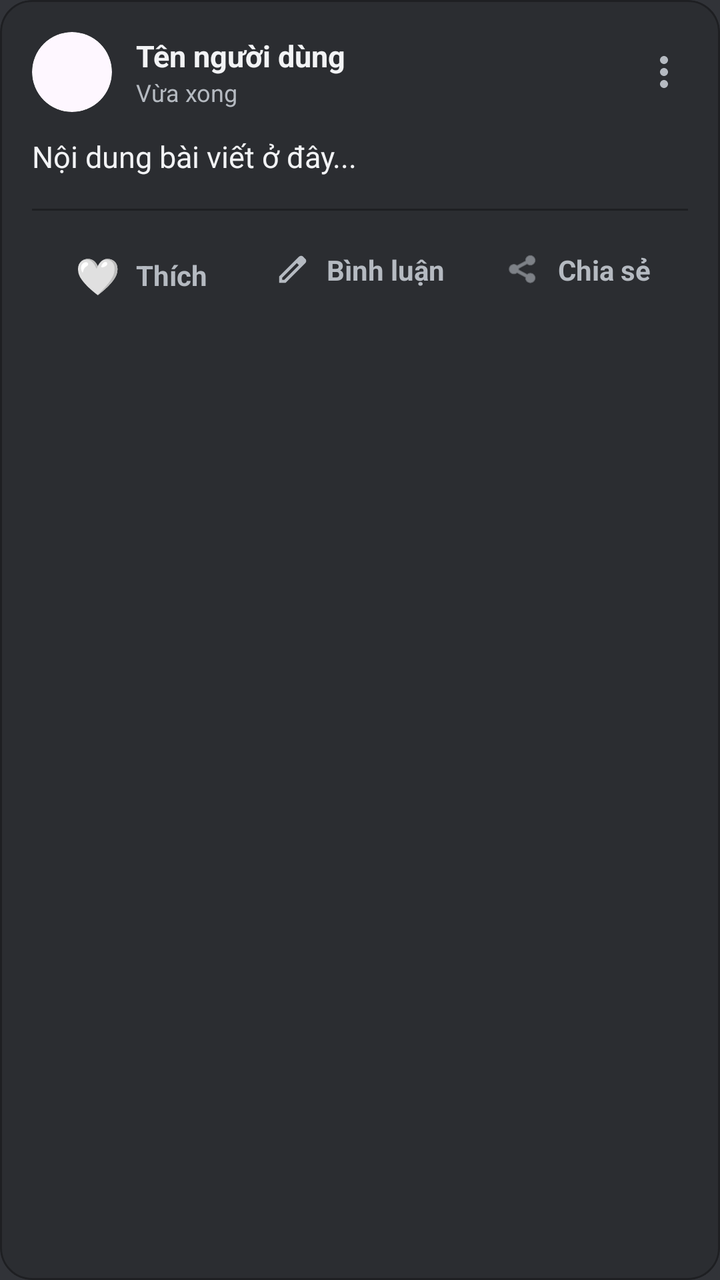
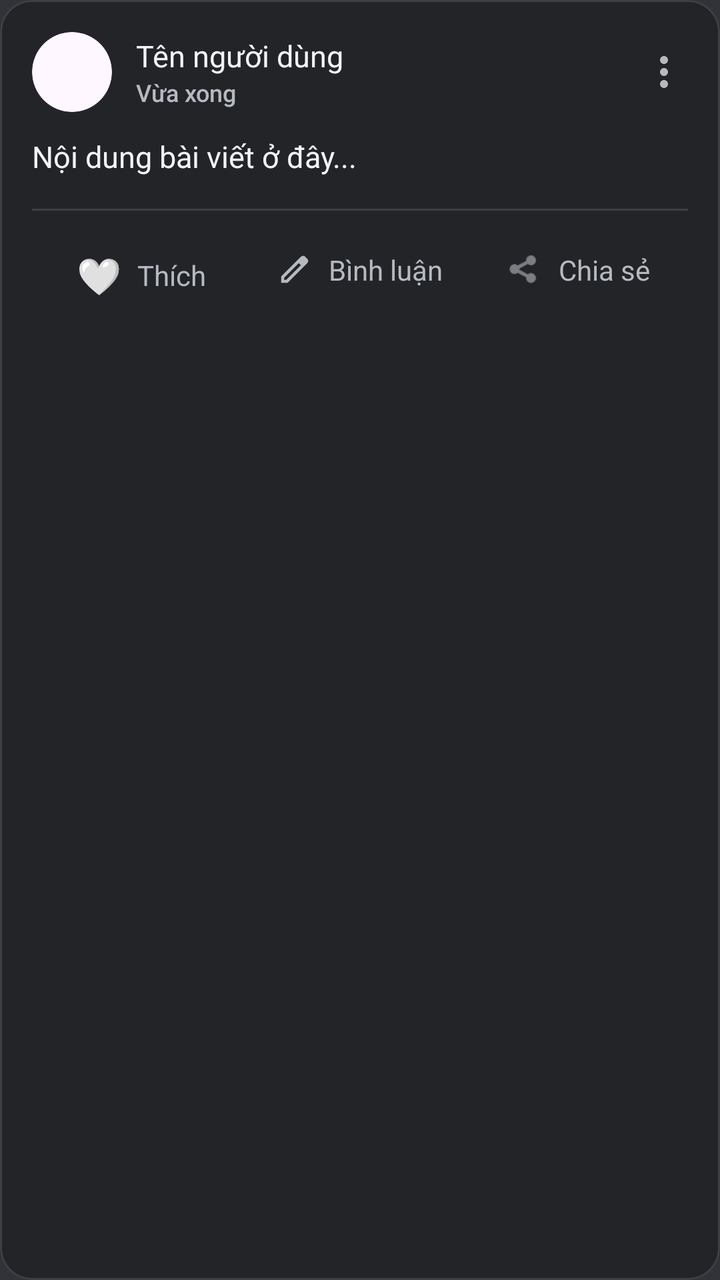

An Android layout rendered at two revisions. The XML below is the earlier revision; the diff shows what the commit changed to produce the second picture.
<!-- AndroidManifest.xml: application theme Theme.SE114_CallingSystem -->
<!-- res/layout/item_post.xml -->
<?xml version="1.0" encoding="utf-8"?>
<com.google.android.material.card.MaterialCardView xmlns:android="http://schemas.android.com/apk/res/android"
    xmlns:app="http://schemas.android.com/apk/res-auto"
    android:layout_width="match_parent"
    android:layout_height="wrap_content"
    android:layout_marginHorizontal="12dp"
    android:layout_marginTop="12dp"
    app:cardBackgroundColor="@color/bg_secondary"
    app:cardCornerRadius="16dp"
    app:cardElevation="0dp"
    app:strokeColor="@color/bg_tertiary"
    app:strokeWidth="1dp">

    <LinearLayout
        android:layout_width="match_parent"
        android:layout_height="wrap_content"
        android:orientation="vertical"
        android:padding="16dp">

        
        <LinearLayout
            android:layout_width="match_parent"
            android:layout_height="wrap_content"
            android:gravity="center_vertical"
            android:orientation="horizontal">

            <com.google.android.material.card.MaterialCardView
                android:layout_width="40dp"
                android:layout_height="40dp"
                app:cardCornerRadius="20dp"
                app:cardElevation="0dp"
                app:strokeWidth="0dp">
                
                <ImageView
                    android:id="@+id/ivAuthorAvatar"
                    android:layout_width="match_parent"
                    android:layout_height="match_parent"
                    android:scaleType="centerCrop" />
            </com.google.android.material.card.MaterialCardView>

            <LinearLayout
                android:layout_width="0dp"
                android:layout_height="wrap_content"
                android:layout_marginStart="12dp"
                android:layout_weight="1"
                android:orientation="vertical">

                <TextView
                    android:id="@+id/tvAuthorName"
                    android:layout_width="wrap_content"
                    android:layout_height="wrap_content"
                    android:text="Tên người dùng"
                    android:textColor="@color/text_primary"
                    android:textSize="15sp"
                    android:textStyle="bold" />

                <TextView
                    android:id="@+id/tvTimestamp"
                    android:layout_width="wrap_content"
                    android:layout_height="wrap_content"
                    android:text="Vừa xong"
                    android:textColor="@color/text_secondary"
                    android:textSize="12sp" />
            </LinearLayout>

            
            <ImageView
                android:id="@+id/btnOptions"
                android:layout_width="24dp"
                android:layout_height="24dp"
                android:background="?attr/selectableItemBackgroundBorderless"
                android:src="@drawable/icon_more_vert"
                app:tint="@color/text_secondary" />

        </LinearLayout>

        
        <TextView
            android:id="@+id/tvContent"
            android:layout_width="match_parent"
            android:layout_height="wrap_content"
            android:layout_marginTop="12dp"
            android:text="Nội dung bài viết ở đây..."
            android:textColor="@color/text_primary"
            android:textSize="15sp" />

        
        <com.google.android.material.card.MaterialCardView
            android:id="@+id/mediaContainer"
            android:layout_width="match_parent"
            android:layout_height="wrap_content"
            android:layout_marginTop="12dp"
            android:visibility="gone"
            app:cardCornerRadius="12dp"
            app:cardElevation="0dp"
            app:strokeWidth="0dp">

            <ImageView
                android:id="@+id/ivPostImage"
                android:layout_width="match_parent"
                android:layout_height="200dp"
                android:scaleType="centerCrop"
                android:visibility="gone" />

            
            <ImageView
                android:id="@+id/ivPlayVideo"
                android:layout_width="48dp"
                android:layout_height="48dp"
                android:layout_gravity="center"
                android:src="@android:drawable/ic_media_play"
                android:visibility="gone"
                app:tint="@android:color/white" />
        </com.google.android.material.card.MaterialCardView>

        
        <View
            android:layout_width="match_parent"
            android:layout_height="1dp"
            android:layout_marginTop="16dp"
            android:background="@color/bg_tertiary" />

        
        <LinearLayout
            android:layout_width="match_parent"
            android:layout_height="wrap_content"
            android:layout_marginTop="12dp"
            android:orientation="horizontal">

            
            <LinearLayout
                android:id="@+id/btnLike"
                android:layout_width="0dp"
                android:layout_height="wrap_content"
                android:layout_weight="1"
                android:background="?attr/selectableItemBackground"
                android:gravity="center"
                android:orientation="horizontal"
                android:padding="8dp">

                <TextView
                    android:id="@+id/tvLikeIcon"
                    android:layout_width="wrap_content"
                    android:layout_height="wrap_content"
                    android:text="🤍"
                    android:textSize="18sp" />

                <TextView
                    android:id="@+id/tvLikeCount"
                    android:layout_width="wrap_content"
                    android:layout_height="wrap_content"
                    android:layout_marginStart="8dp"
                    android:text="Thích"
                    android:textColor="@color/text_secondary"
                    android:textSize="14sp"
                    android:textStyle="bold" />
            </LinearLayout>

            
            <LinearLayout
                android:id="@+id/btnComment"
                android:layout_width="0dp"
                android:layout_height="wrap_content"
                android:layout_weight="1"
                android:background="?attr/selectableItemBackground"
                android:gravity="center"
                android:orientation="horizontal"
                android:padding="8dp">

                <ImageView
                    android:layout_width="18dp"
                    android:layout_height="18dp"
                    android:src="@drawable/icon_edit"
                    app:tint="@color/text_secondary" />

                <TextView
                    android:id="@+id/tvCommentCount"
                    android:layout_width="wrap_content"
                    android:layout_height="wrap_content"
                    android:layout_marginStart="8dp"
                    android:text="Bình luận"
                    android:textColor="@color/text_secondary"
                    android:textSize="14sp"
                    android:textStyle="bold" />
            </LinearLayout>

            
            <LinearLayout
                android:id="@+id/btnShare"
                android:layout_width="0dp"
                android:layout_height="wrap_content"
                android:layout_weight="1"
                android:background="?attr/selectableItemBackground"
                android:gravity="center"
                android:orientation="horizontal"
                android:padding="8dp">

                <ImageView
                    android:layout_width="18dp"
                    android:layout_height="18dp"
                    android:src="@android:drawable/ic_menu_share"
                    app:tint="@color/text_secondary" />

                <TextView
                    android:layout_width="wrap_content"
                    android:layout_height="wrap_content"
                    android:layout_marginStart="8dp"
                    android:text="Chia sẻ"
                    android:textColor="@color/text_secondary"
                    android:textSize="14sp"
                    android:textStyle="bold" />
            </LinearLayout>

        </LinearLayout>
    </LinearLayout>
</com.google.android.material.card.MaterialCardView>
<!-- resources referenced by this layout -->
<resources>
  <color name="bg_secondary">@color/discord_dark_alt</color>
  <color name="bg_tertiary">@color/discord_dark_deep</color>
  <color name="text_primary">@color/discord_text_primary</color>
  <color name="text_secondary">@color/discord_text_secondary</color>
  <!-- drawable icon_edit (drawable) -->
  <vector xmlns:android="http://schemas.android.com/apk/res/android"
      android:width="24dp"
      android:height="24dp"
      android:viewportWidth="960"
      android:viewportHeight="960">
    <path
        android:pathData="M200,760h57l391,-391 -57,-57 -391,391v57ZM120,840v-170l528,-527q12,-11 26.5,-17t30.5,-6q16,0 31,6t26,18l55,56q12,11 17.5,26t5.5,30q0,16 -5.5,30.5T817,313L290,840L120,840ZM760,256 L704,200 760,256ZM619,341 L591,312 648,369 619,341Z"
        android:fillColor="#000000"/>
  </vector>
  <!-- drawable icon_more_vert (drawable) -->
  <?xml version="1.0" encoding="utf-8"?>
  <vector xmlns:android="http://schemas.android.com/apk/res/android"
      android:width="24dp"
      android:height="24dp"
      android:viewportWidth="24"
      android:viewportHeight="24">
    <path
        android:fillColor="#FFFFFF"
        android:pathData="M12,8c1.1,0 2,-0.9 2,-2s-0.9,-2 -2,-2 -2,0.9 -2,2 0.9,2 2,2zM12,10c-1.1,0 -2,0.9 -2,2s0.9,2 2,2 2,-0.9 2,-2 -0.9,-2 -2,-2zM12,16c-1.1,0 -2,0.9 -2,2s0.9,2 2,2 2,-0.9 2,-2 -0.9,-2 -2,-2z"/>
  </vector>
  <style name="Theme.SE114_CallingSystem" parent="Base.Theme.SE114_CallingSystem" />
  <color name="discord_dark_alt">#2B2D31</color>
  <color name="discord_dark_deep">#1E1F22</color>
  <color name="discord_text_primary">#F2F3F5</color>
  <color name="discord_text_secondary">#B5BAC1</color>
  <style name="Base.Theme.SE114_CallingSystem" parent="Theme.Material3.DayNight.NoActionBar">
          <item name="colorPrimary">@color/accent</item>
          <item name="colorOnPrimary">@color/text_on_accent</item>
          <item name="colorSecondary">@color/accent_light</item>
          <item name="android:windowBackground">@color/bg_primary</item>
          <item name="android:statusBarColor">@color/bg_primary</item>
          <item name="android:navigationBarColor">@color/bg_primary</item>
      </style>
  <color name="accent">@color/discord_blurple</color>
  <color name="text_on_accent">#FFFFFF</color>
  <color name="accent_light">#7A85F5</color>
  <color name="bg_primary">@color/discord_dark_base</color>
  <color name="discord_blurple">#5865F2</color>
  <color name="discord_dark_base">#313338</color>
</resources>

<!-- the commit's change to res/layout/item_post.xml (unified diff, before → after) -->
@@ -5,10 +5,10 @@
     android:layout_height="wrap_content"
     android:layout_marginHorizontal="12dp"
     android:layout_marginTop="12dp"
-    app:cardBackgroundColor="@color/bg_secondary"
+    app:cardBackgroundColor="@color/discord_dark_elevated"
     app:cardCornerRadius="16dp"
     app:cardElevation="0dp"
-    app:strokeColor="@color/bg_tertiary"
+    app:strokeColor="@color/discord_divider"
     app:strokeWidth="1dp">
 
     <LinearLayout
@@ -50,17 +50,18 @@
                     android:layout_width="wrap_content"
                     android:layout_height="wrap_content"
                     android:text="Tên người dùng"
-                    android:textColor="@color/text_primary"
+                    android:textColor="@color/discord_text_primary"
                     android:textSize="15sp"
-                    android:textStyle="bold" />
+                    android:fontFamily="sans-serif-bold" />
 
                 <TextView
                     android:id="@+id/tvTimestamp"
                     android:layout_width="wrap_content"
                     android:layout_height="wrap_content"
                     android:text="Vừa xong"
-                    android:textColor="@color/text_secondary"
-                    android:textSize="12sp" />
+                    android:textColor="@color/discord_text_secondary"
+                    android:textSize="12sp"
+                    android:fontFamily="sans-serif-medium" />
             </LinearLayout>
 
             
@@ -70,7 +71,7 @@
                 android:layout_height="24dp"
                 android:background="?attr/selectableItemBackgroundBorderless"
                 android:src="@drawable/icon_more_vert"
-                app:tint="@color/text_secondary" />
+                app:tint="@color/discord_text_secondary" />
 
         </LinearLayout>
 
@@ -81,8 +82,10 @@
             android:layout_height="wrap_content"
             android:layout_marginTop="12dp"
             android:text="Nội dung bài viết ở đây..."
-            android:textColor="@color/text_primary"
-            android:textSize="15sp" />
+            android:textColor="@color/discord_text_primary"
+            android:textSize="15sp"
+            android:lineSpacingMultiplier="1.2"
+            android:fontFamily="sans-serif" />
 
         
         <com.google.android.material.card.MaterialCardView
@@ -118,7 +121,7 @@
             android:layout_width="match_parent"
             android:layout_height="1dp"
             android:layout_marginTop="16dp"
-            android:background="@color/bg_tertiary" />
+            android:background="@color/discord_divider" />
 
         
         <LinearLayout
@@ -151,9 +154,9 @@
                     android:layout_height="wrap_content"
                     android:layout_marginStart="8dp"
                     android:text="Thích"
-                    android:textColor="@color/text_secondary"
+                    android:textColor="@color/discord_text_secondary"
                     android:textSize="14sp"
-                    android:textStyle="bold" />
+                    android:fontFamily="sans-serif-bold" />
             </LinearLayout>
 
             
@@ -171,7 +174,7 @@
                     android:layout_width="18dp"
                     android:layout_height="18dp"
                     android:src="@drawable/icon_edit"
-                    app:tint="@color/text_secondary" />
+                    app:tint="@color/discord_text_secondary" />
 
                 <TextView
                     android:id="@+id/tvCommentCount"
@@ -179,9 +182,9 @@
                     android:layout_height="wrap_content"
                     android:layout_marginStart="8dp"
                     android:text="Bình luận"
-                    android:textColor="@color/text_secondary"
+                    android:textColor="@color/discord_text_secondary"
                     android:textSize="14sp"
-                    android:textStyle="bold" />
+                    android:fontFamily="sans-serif-bold" />
             </LinearLayout>
 
             
@@ -199,16 +202,16 @@
                     android:layout_width="18dp"
                     android:layout_height="18dp"
                     android:src="@android:drawable/ic_menu_share"
-                    app:tint="@color/text_secondary" />
+                    app:tint="@color/discord_text_secondary" />
 
                 <TextView
                     android:layout_width="wrap_content"
                     android:layout_height="wrap_content"
                     android:layout_marginStart="8dp"
                     android:text="Chia sẻ"
-                    android:textColor="@color/text_secondary"
+                    android:textColor="@color/discord_text_secondary"
                     android:textSize="14sp"
-                    android:textStyle="bold" />
+                    android:fontFamily="sans-serif-bold" />
             </LinearLayout>
 
         </LinearLayout>
<!-- resource entries referenced after the edit -->
@@ -1,9 +1,7 @@
 <!-- resources referenced by this layout -->
 <resources>
-  <color name="bg_secondary">@color/discord_dark_alt</color>
-  <color name="bg_tertiary">@color/discord_dark_deep</color>
-  <color name="text_primary">@color/discord_text_primary</color>
-  <color name="text_secondary">@color/discord_text_secondary</color>
+  <color name="discord_dark_elevated">#232428</color>
+  <color name="discord_divider">#3E4047</color>
   <!-- drawable icon_edit (drawable) -->
   <vector xmlns:android="http://schemas.android.com/apk/res/android"
       android:width="24dp"
@@ -26,8 +24,6 @@
         android:pathData="M12,8c1.1,0 2,-0.9 2,-2s-0.9,-2 -2,-2 -2,0.9 -2,2 0.9,2 2,2zM12,10c-1.1,0 -2,0.9 -2,2s0.9,2 2,2 2,-0.9 2,-2 -0.9,-2 -2,-2zM12,16c-1.1,0 -2,0.9 -2,2s0.9,2 2,2 2,-0.9 2,-2 -0.9,-2 -2,-2z"/>
   </vector>
   <style name="Theme.SE114_CallingSystem" parent="Base.Theme.SE114_CallingSystem" />
-  <color name="discord_dark_alt">#2B2D31</color>
-  <color name="discord_dark_deep">#1E1F22</color>
   <color name="discord_text_primary">#F2F3F5</color>
   <color name="discord_text_secondary">#B5BAC1</color>
   <style name="Base.Theme.SE114_CallingSystem" parent="Theme.Material3.DayNight.NoActionBar">
